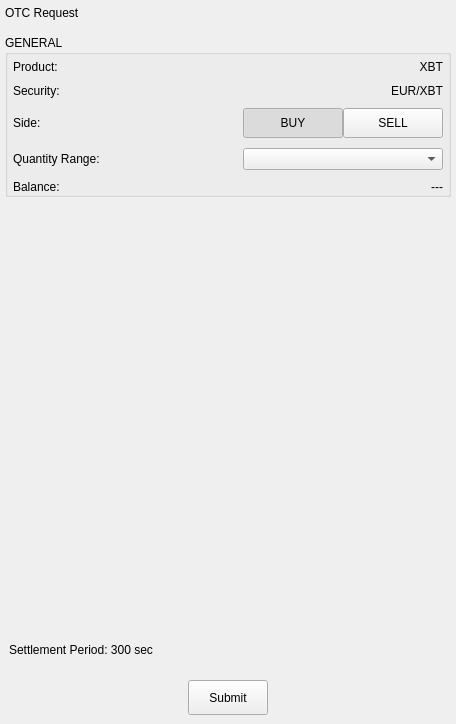
This is BlockSettleUILib/CreateOTCRequestWidget.ui in BlockSettle/common as Qt 5 draws it before an edit. The edited form follows.
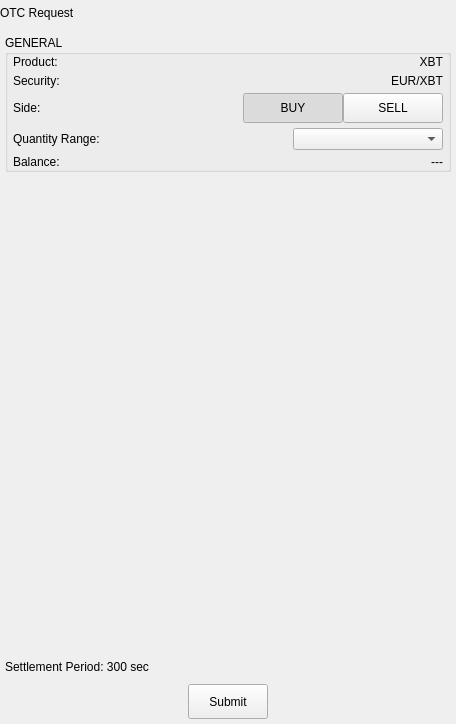
This is the edited form.

Patch:
```diff
--- a/BlockSettleUILib/CreateOTCRequestWidget.ui
+++ b/BlockSettleUILib/CreateOTCRequestWidget.ui
@@ -27,7 +27,7 @@
     <number>0</number>
    </property>
    <property name="bottomMargin">
-    <number>0</number>
+    <number>5</number>
    </property>
    <item>
     <widget class="QWidget" name="headerWidget" native="true">
@@ -45,7 +45,7 @@
        <number>5</number>
       </property>
       <property name="leftMargin">
-       <number>5</number>
+       <number>0</number>
       </property>
       <property name="topMargin">
        <number>0</number>
@@ -94,13 +94,13 @@
         </property>
         <layout class="QVBoxLayout" name="verticalLayout_2">
          <property name="spacing">
-          <number>10</number>
+          <number>5</number>
          </property>
          <property name="leftMargin">
           <number>5</number>
          </property>
          <property name="topMargin">
-          <number>5</number>
+          <number>0</number>
          </property>
          <property name="rightMargin">
           <number>5</number>
@@ -350,13 +350,13 @@
              <widget class="QComboBox" name="comboBoxRange">
               <property name="minimumSize">
                <size>
-                <width>200</width>
+                <width>150</width>
                 <height>0</height>
                </size>
               </property>
               <property name="maximumSize">
                <size>
-                <width>200</width>
+                <width>150</width>
                 <height>16777215</height>
                </size>
               </property>
@@ -428,6 +428,21 @@
    <item>
     <widget class="QWidget" name="widgetNote" native="true">
      <layout class="QHBoxLayout" name="horizontalLayout_9">
+      <property name="spacing">
+       <number>5</number>
+      </property>
+      <property name="leftMargin">
+       <number>5</number>
+      </property>
+      <property name="topMargin">
+       <number>5</number>
+      </property>
+      <property name="rightMargin">
+       <number>5</number>
+      </property>
+      <property name="bottomMargin">
+       <number>5</number>
+      </property>
       <item>
        <widget class="QLabel" name="label_9">
         <property name="text">
@@ -441,6 +456,21 @@
    <item>
     <widget class="QWidget" name="widgetSubmit" native="true">
      <layout class="QHBoxLayout" name="horizontalLayout_8">
+      <property name="spacing">
+       <number>0</number>
+      </property>
+      <property name="leftMargin">
+       <number>0</number>
+      </property>
+      <property name="topMargin">
+       <number>0</number>
+      </property>
+      <property name="rightMargin">
+       <number>0</number>
+      </property>
+      <property name="bottomMargin">
+       <number>0</number>
+      </property>
       <item>
        <spacer name="horizontalSpacer_3">
         <property name="orientation">
```
